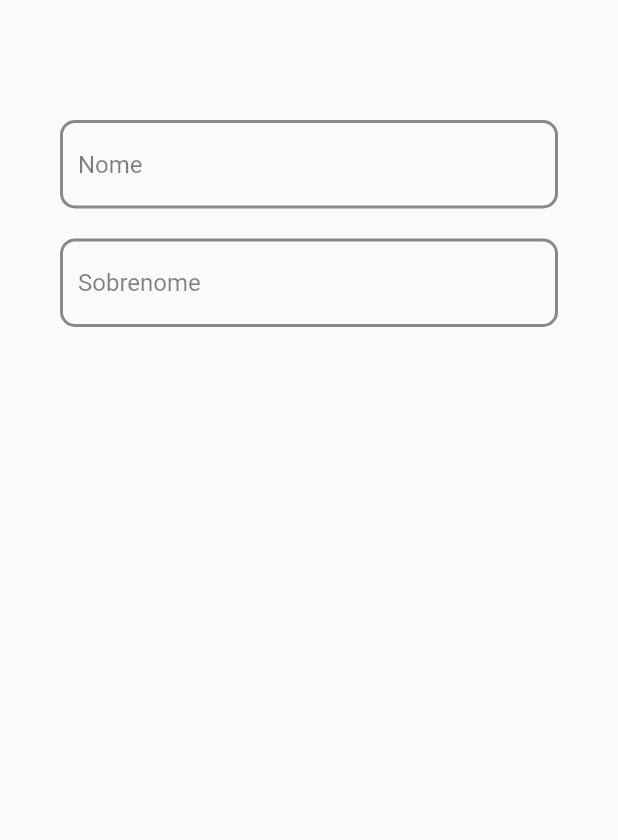
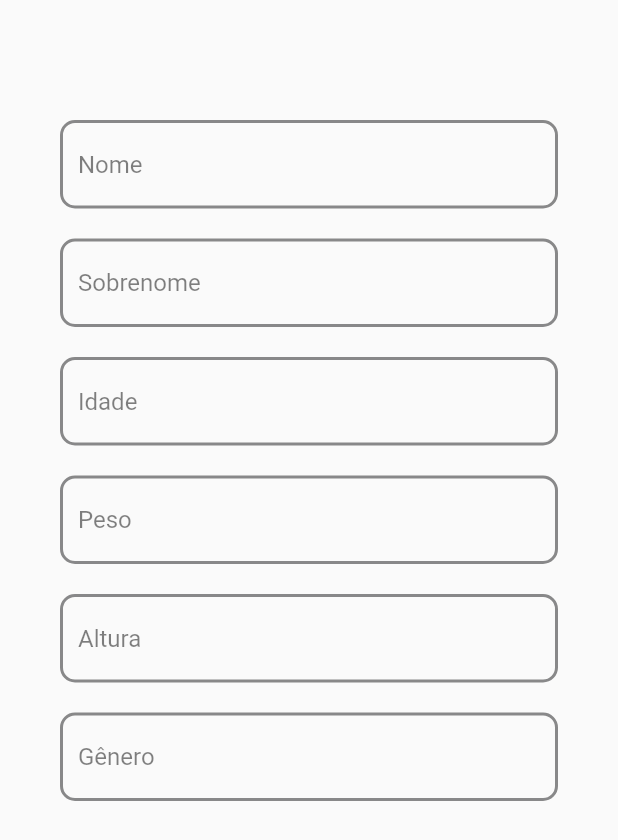
Before and after one commit to FabioZvir/care_time, a Flutter app: the screen it shows after launch, on a phone screen of 412 x 824 dp. Shown: the top 840 px of the screen. Run offline on Flutter 3.47's test engine with Material 2 defaults, Android fonts, the phone set to English and light mode, and no system bars.

Commit message:
updt: inserindo o form

```diff
--- a/lib/pages/cadastro_page/cadastro_page.dart
+++ b/lib/pages/cadastro_page/cadastro_page.dart
@@ -25,6 +25,26 @@ class _CadastrOpageState extends State<CadastrOpage> {
               child: InputForm(
                 text: "Sobrenome",
               )),
+          Padding(
+              padding: EdgeInsets.symmetric(vertical: 10, horizontal: 40),
+              child: InputForm(
+                text: "Idade",
+              )),
+          Padding(
+              padding: EdgeInsets.symmetric(vertical: 10, horizontal: 40),
+              child: InputForm(
+                text: "Peso",
+              )),
+          Padding(
+              padding: EdgeInsets.symmetric(vertical: 10, horizontal: 40),
+              child: InputForm(
+                text: "Altura",
+              )),
+          Padding(
+              padding: EdgeInsets.symmetric(vertical: 10, horizontal: 40),
+              child: InputForm(
+                text: "Gênero",
+              )),
         ],
       );
     });
```
